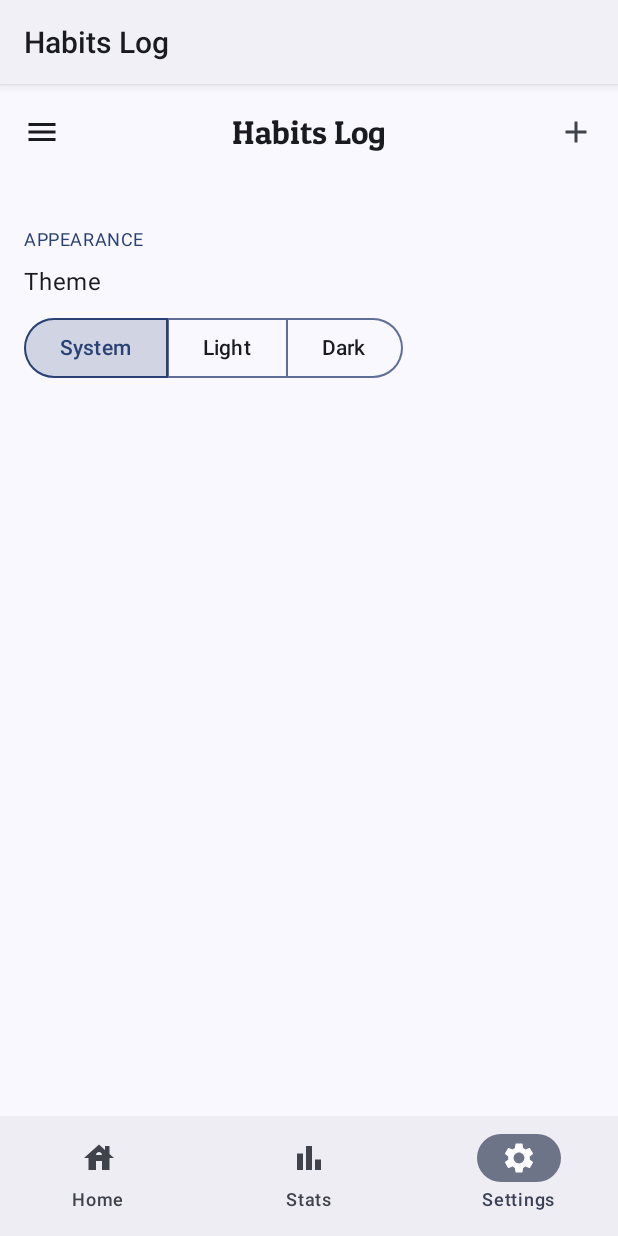
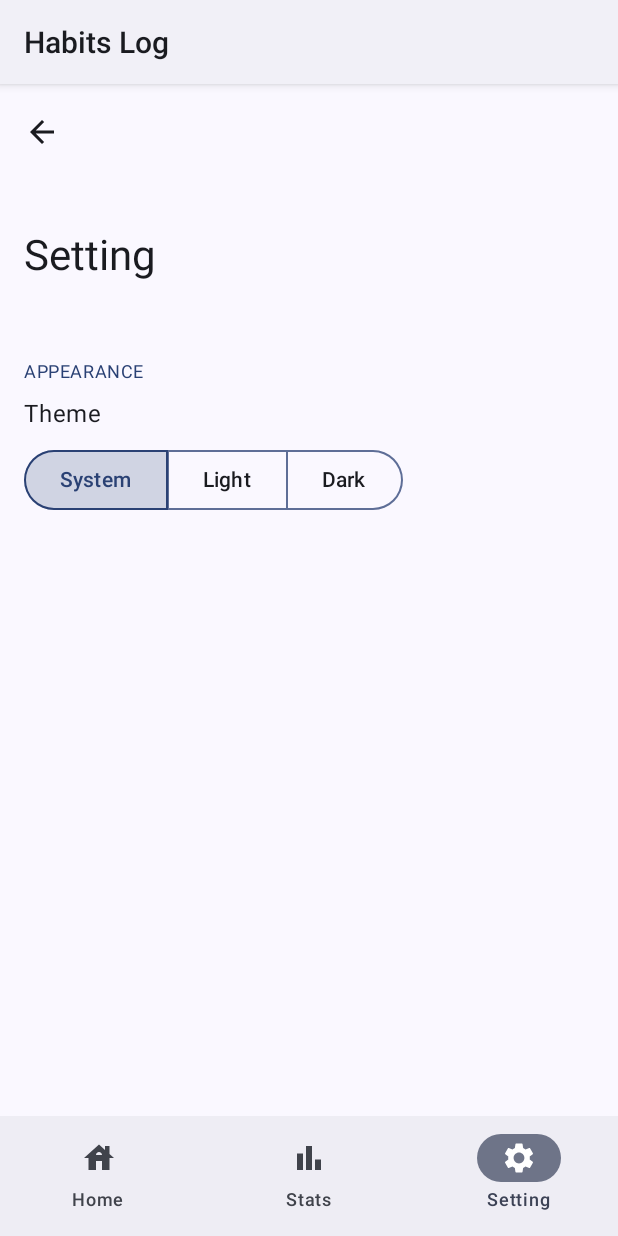
Before and after one commit to ShahzamanRai/HabitsLog, an Android app built with Jetpack Compose: the screen it shows after launch (MainActivity), item 3 of the bottom bar chosen, on a phone screen of 412 x 824 dp. Run offline under Robolectric (Android 15) with nearby library versions, the phone set to English and light mode, and no system bars; our stand-ins replace Dagger/Hilt's generated code, Room's generated code.

Commit message:
Changes in Structure

```diff
--- a/app/src/main/java/com/shahzaman/habitslog/habitFeature/presentation/MainActivity.kt
+++ b/app/src/main/java/com/shahzaman/habitslog/habitFeature/presentation/MainActivity.kt
@@ -7,25 +7,16 @@ import androidx.activity.viewModels
 import androidx.compose.foundation.isSystemInDarkTheme
 import androidx.compose.foundation.layout.fillMaxSize
 import androidx.compose.material3.MaterialTheme
-import androidx.compose.material3.Scaffold
 import androidx.compose.material3.Surface
-import androidx.compose.runtime.LaunchedEffect
 import androidx.compose.runtime.collectAsState
 import androidx.compose.runtime.getValue
-import androidx.compose.runtime.mutableStateOf
-import androidx.compose.runtime.saveable.rememberSaveable
-import androidx.compose.runtime.setValue
 import androidx.compose.ui.Modifier
 import androidx.core.splashscreen.SplashScreen.Companion.installSplashScreen
 import androidx.lifecycle.viewmodel.compose.viewModel
-import androidx.navigation.NavHostController
-import androidx.navigation.compose.rememberNavController
 import com.shahzaman.habitslog.habitFeature.data.database.HabitDatabase
 import com.shahzaman.habitslog.habitFeature.presentation.components.AddHabitSheet
-import com.shahzaman.habitslog.habitFeature.presentation.components.Header
-import com.shahzaman.habitslog.habitFeature.presentation.components.MyNavigationBar
+import com.shahzaman.habitslog.habitFeature.presentation.navigation.NavContainer
 import com.shahzaman.habitslog.habitFeature.presentation.navigation.NavRoutes
-import com.shahzaman.habitslog.habitFeature.presentation.navigation.SetupNavGraph
 import com.shahzaman.habitslog.habitFeature.presentation.ui.theme.HabitsLogTheme
 import dagger.hilt.android.AndroidEntryPoint
 import javax.inject.Inject
@@ -38,12 +29,9 @@ class MainActivity : ComponentActivity() {
     private val viewModel: HabitViewModel by viewModels()
 
     override fun onCreate(savedInstanceState: Bundle?) {
-        lateinit var navController: NavHostController
-
         super.onCreate(savedInstanceState)
         setContent {
             val settingsModel: SettingsViewModel = viewModel()
-
             HabitsLogTheme(
                 darkTheme = when (settingsModel.themeMode) {
                     "system" -> isSystemInDarkTheme()
@@ -51,54 +39,22 @@ class MainActivity : ComponentActivity() {
                 }
             ) {
                 installSplashScreen()
-                navController = rememberNavController()
                 val state by viewModel.state.collectAsState()
-                var selectedItem by rememberSaveable { mutableStateOf(0) }
-                LaunchedEffect(selectedItem) {
-                    val selectedScreen = when (selectedItem) {
-                        0 -> NavRoutes.Home.route
-                        1 -> NavRoutes.Stat.route
-                        2 -> NavRoutes.Setting.route
-                        else -> NavRoutes.Home.route
-                    }
-                    navController.navigate(selectedScreen) {
-                        navController.popBackStack()
-                    }
-                }
                 Surface(
-                    modifier = Modifier
-                        .fillMaxSize(),
+                    modifier = Modifier.fillMaxSize(),
                     color = MaterialTheme.colorScheme.background
                 ) {
-                    Scaffold(
-                        modifier = Modifier.fillMaxSize(),
-                        topBar = {
-                            Header(
-                                onEvent = viewModel::onEvent
-                            )
-                        },
-                        bottomBar = {
-                            MyNavigationBar(
-                                selectedItem = selectedItem
-                            ) { index ->
-                                selectedItem = index
-                            }
-                        }
-                    ) { paddingValues ->
-                        SetupNavGraph(
-                            navHostController = navController, paddingValues = paddingValues,
-                            state = state,
-                            onEvent = viewModel::onEvent,
-                            context = baseContext,
-                            viewModel = settingsModel
-                        )
-                        if (state.isAddingHabit) {
-                            AddHabitSheet(
-                                state = state, onEvent = viewModel::onEvent
-                            )
-                        }
+                    NavContainer(
+                        settingsModel,
+                        NavRoutes.Home,
+                        state = state,
+                        viewModel = viewModel,
+                        baseContext = baseContext,
+                        onEvent = viewModel::onEvent
+                    )
+                    if (state.isAddingHabit) {
+                        AddHabitSheet(state = state, onEvent = viewModel::onEvent)
                     }
-
                 }
             }
         }
--- a/app/src/main/java/com/shahzaman/habitslog/habitFeature/presentation/components/AddHabitSheet.kt
+++ b/app/src/main/java/com/shahzaman/habitslog/habitFeature/presentation/components/AddHabitSheet.kt
@@ -46,7 +46,6 @@ fun AddHabitSheet(
                 .wrapContentHeight(),
             shape = MaterialTheme.shapes.large,
             tonalElevation = AlertDialogDefaults.TonalElevation
-
         ) {
             Column(
                 modifier = Modifier
--- a/app/src/main/java/com/shahzaman/habitslog/habitFeature/presentation/components/NavigationBar.kt
+++ /dev/null
@@ -1,37 +0,0 @@
-package com.shahzaman.habitslog.habitFeature.presentation.components
-
-import androidx.compose.material3.Icon
-import androidx.compose.material3.NavigationBar
-import androidx.compose.material3.NavigationBarItem
-import androidx.compose.material3.Text
-import androidx.compose.runtime.Composable
-import androidx.compose.ui.res.painterResource
-import com.shahzaman.habitslog.R
-
-@Composable
-fun MyNavigationBar(
-    selectedItem: Int,
-    onNavigationItemClicked: (Int) -> Unit
-) {
-    val items = listOf(
-        NavigationBarItemData("Home", R.drawable.ic_house),
-        NavigationBarItemData("Stats", R.drawable.bar_chart),
-        NavigationBarItemData("Settings", R.drawable.baseline_settings_24)
-    )
-
-    NavigationBar {
-        items.forEachIndexed { index, item ->
-            NavigationBarItem(
-                icon = { Icon(painterResource(item.selectedIcon), contentDescription = item.label) },
-                label = { Text(item.label) },
-                selected = selectedItem == index,
-                onClick = { onNavigationItemClicked(index) }
-            )
-        }
-    }
-}
-
-data class NavigationBarItemData(
-    val label: String,
-    val selectedIcon: Int
-)
--- a/app/src/main/java/com/shahzaman/habitslog/habitFeature/presentation/components/TopAppBar.kt
+++ /dev/null
@@ -1,51 +0,0 @@
-package com.shahzaman.habitslog.habitFeature.presentation.components
-
-import androidx.compose.material.icons.Icons
-import androidx.compose.material.icons.filled.Add
-import androidx.compose.material.icons.filled.Menu
-import androidx.compose.material3.CenterAlignedTopAppBar
-import androidx.compose.material3.ExperimentalMaterial3Api
-import androidx.compose.material3.Icon
-import androidx.compose.material3.IconButton
-import androidx.compose.material3.MaterialTheme
-import androidx.compose.material3.Text
-import androidx.compose.material3.TopAppBarScrollBehavior
-import androidx.compose.runtime.Composable
-import androidx.compose.ui.res.stringResource
-import com.shahzaman.habitslog.R
-import com.shahzaman.habitslog.habitFeature.presentation.HabitEvent
-import com.shahzaman.habitslog.habitFeature.presentation.HabitState
-import com.shahzaman.habitslog.habitFeature.presentation.ui.theme.Patua_One
-
-@OptIn(ExperimentalMaterial3Api::class)
-@Composable
-fun Header(
-    onEvent: (HabitEvent) -> Unit,
-) {
-    CenterAlignedTopAppBar(
-        title = {
-            Text(
-                text = stringResource(R.string.app_name),
-                style = MaterialTheme.typography.titleLarge.copy(
-                    fontFamily = Patua_One
-                )
-            )
-        },
-        navigationIcon = {
-            IconButton(onClick = { /* doSomething() */ }) {
-                Icon(
-                    imageVector = Icons.Filled.Menu,
-                    contentDescription = "Menu"
-                )
-            }
-        },
-        actions = {
-            IconButton(onClick = { onEvent(HabitEvent.ShowDialog) }) {
-                Icon(
-                    imageVector = Icons.Filled.Add,
-                    contentDescription = "Add habit",
-                )
-            }
-        }
-    )
-}
--- a/app/src/main/java/com/shahzaman/habitslog/habitFeature/presentation/navigation/NavContainer.kt
+++ b/app/src/main/java/com/shahzaman/habitslog/habitFeature/presentation/navigation/NavContainer.kt
@@ -3,25 +3,30 @@ package com.shahzaman.habitslog.habitFeature.presentation.navigation
 import android.content.Context
 import androidx.activity.addCallback
 import androidx.compose.animation.Crossfade
-import androidx.compose.foundation.layout.Box
+import androidx.compose.foundation.layout.Column
 import androidx.compose.foundation.layout.padding
 import androidx.compose.material.icons.Icons
 import androidx.compose.material.icons.filled.Add
 import androidx.compose.material.icons.filled.ArrowBack
+import androidx.compose.material.icons.filled.Menu
 import androidx.compose.material3.*
 import androidx.compose.runtime.*
 import androidx.compose.ui.Modifier
 import androidx.compose.ui.input.nestedscroll.nestedScroll
 import androidx.compose.ui.platform.LocalContext
+import androidx.compose.ui.res.painterResource
 import androidx.compose.ui.res.stringResource
 import androidx.compose.ui.unit.dp
 import androidx.navigation.NavController
 import androidx.navigation.compose.rememberNavController
+import com.shahzaman.habitslog.R
+import com.shahzaman.habitslog.habitFeature.presentation.HabitEvent
 import com.shahzaman.habitslog.habitFeature.presentation.HabitState
 import com.shahzaman.habitslog.habitFeature.presentation.HabitViewModel
 import com.shahzaman.habitslog.habitFeature.presentation.MainActivity
 import com.shahzaman.habitslog.habitFeature.presentation.SettingsViewModel
 import com.shahzaman.habitslog.habitFeature.presentation.components.ClickableIcon
+import com.shahzaman.habitslog.habitFeature.presentation.ui.theme.Patua_One
 
 @OptIn(ExperimentalMaterial3Api::class)
 @Composable
@@ -30,7 +35,8 @@ fun NavContainer(
     initialTab: NavRoutes,
     state: HabitState,
     viewModel: HabitViewModel,
-    baseContext: Context
+    baseContext: Context,
+    onEvent: (HabitEvent) -> Unit,
 ) {
     val context = LocalContext.current
 
@@ -40,7 +46,6 @@ fun NavContainer(
         NavRoutes.Stat,
         NavRoutes.Setting,
     )
-    val navRoutes = bottomNavItems + NavRoutes.AddHabit
 
     var selectedRoute by remember {
         mutableStateOf(initialTab)
@@ -48,15 +53,14 @@ fun NavContainer(
     LaunchedEffect(Unit) {
         val activity = context as MainActivity
         activity.onBackPressedDispatcher.addCallback {
-            if (selectedRoute != NavRoutes.AddHabit) activity.finish()
-            else navController.popBackStack()
+            navController.popBackStack()
         }
     }
 
     // listen for destination changes (e.g. back presses)
     DisposableEffect(Unit) {
         val listener = NavController.OnDestinationChangedListener { _, destination, _ ->
-            navRoutes.firstOrNull { it.route == destination.route }
+            bottomNavItems.firstOrNull { it.route == destination.route }
                 ?.let { selectedRoute = it }
         }
         navController.addOnDestinationChangedListener(listener)
@@ -66,13 +70,13 @@ fun NavContainer(
         }
     }
 
+
     val scrollBehavior = TopAppBarDefaults.exitUntilCollapsedScrollBehavior(
         rememberTopAppBarState()
     )
-
     Scaffold(
         modifier = when (selectedRoute) {
-            NavRoutes.AddHabit ->
+            NavRoutes.Setting ->
                 Modifier
                     .nestedScroll(scrollBehavior.nestedScrollConnection)
 
@@ -81,7 +85,7 @@ fun NavContainer(
         topBar = {
             Crossfade(selectedRoute, label = "") { navRoute ->
                 when (navRoute) {
-                    NavRoutes.AddHabit -> LargeTopAppBar(
+                    NavRoutes.Setting -> LargeTopAppBar(
                         title = {
                             Text(stringResource(selectedRoute.stringRes))
                         },
@@ -93,13 +97,29 @@ fun NavContainer(
                         scrollBehavior = scrollBehavior
                     )
 
-                    else -> TopAppBar(
+                    else -> CenterAlignedTopAppBar(
                         title = {
-                            Text(stringResource(selectedRoute.stringRes))
+                            Text(
+                                text = stringResource(R.string.app_name),
+                                style = MaterialTheme.typography.titleLarge.copy(
+                                    fontFamily = Patua_One
+                                )
+                            )
+                        },
+                        navigationIcon = {
+                            IconButton(onClick = { /* doSomething() */ }) {
+                                Icon(
+                                    imageVector = Icons.Filled.Menu,
+                                    contentDescription = "Menu"
+                                )
+                            }
                         },
                         actions = {
-                            ClickableIcon(imageVector = Icons.Default.Add) {
-                                navController.navigate(NavRoutes.AddHabit.route)
+                            IconButton(onClick = { onEvent(HabitEvent.ShowDialog) }) {
+                                Icon(
+                                    imageVector = Icons.Filled.Add,
+                                    contentDescription = "Add habit",
+                                )
                             }
                         }
                     )
@@ -117,7 +137,7 @@ fun NavContainer(
                         },
                         icon = {
                             Icon(
-                                imageVector = Icons.Default.Add, "Add habit"
+                                painter = painterResource(id = it.icon), "Add habit"
                             )
                         },
                         selected = it == selectedRoute,
@@ -130,11 +150,12 @@ fun NavContainer(
             }
         }
     ) { paddingValues ->
-        Box(
-            modifier = Modifier.padding(paddingValues)
+        Column(
+            modifier = Modifier
+                .padding(paddingValues)
         ) {
-            SetupNavGraph(
-                navHostController = navController, paddingValues = paddingValues,
+            SetupNavHost(
+                navHostController = navController,
                 state = state,
                 onEvent = viewModel::onEvent,
                 context = baseContext,
--- a/app/src/main/java/com/shahzaman/habitslog/habitFeature/presentation/navigation/NavGraph.kt
+++ b/app/src/main/java/com/shahzaman/habitslog/habitFeature/presentation/navigation/NavHost.kt
@@ -1,7 +1,6 @@
 package com.shahzaman.habitslog.habitFeature.presentation.navigation
 
 import android.content.Context
-import androidx.compose.foundation.layout.PaddingValues
 import androidx.compose.runtime.Composable
 import androidx.navigation.NavHostController
 import androidx.navigation.compose.NavHost
@@ -15,9 +14,8 @@ import com.shahzaman.habitslog.habitFeature.presentation.screens.SettingScreen
 import com.shahzaman.habitslog.habitFeature.presentation.screens.StatScreen
 
 @Composable
-fun SetupNavGraph(
+fun SetupNavHost(
     navHostController: NavHostController,
-    paddingValues: PaddingValues,
     state: HabitState,
     onEvent: (HabitEvent) -> Unit,
     context: Context,
@@ -27,7 +25,6 @@ fun SetupNavGraph(
         composable(route = NavRoutes.Home.route)
         {
             HomeScreen(
-                paddingValues = paddingValues,
                 state = state,
                 onEvent = onEvent,
                 context = context
@@ -37,23 +34,14 @@ fun SetupNavGraph(
         composable(
             route = NavRoutes.Stat.route
         ) {
-            StatScreen(paddingValues = paddingValues)
+            StatScreen()
         }
 
         composable(
             route = NavRoutes.Setting.route
         ) {
             SettingScreen(
-                paddingValues = paddingValues,
                 settingsModel = viewModel
-            )
-        }
-
-        composable(route = NavRoutes.AddHabit.route)
-        {
-            AddHabitSheet(
-                state = state,
-                onEvent = onEvent,
             )
         }
     }
--- a/app/src/main/java/com/shahzaman/habitslog/habitFeature/presentation/navigation/NavRoutes.kt
+++ b/app/src/main/java/com/shahzaman/habitslog/habitFeature/presentation/navigation/NavRoutes.kt
@@ -26,7 +26,4 @@ sealed class NavRoutes(
         stringRes = R.string.setting,
         icon = R.drawable.baseline_settings_24
     )
-
-    object AddHabit :
-        NavRoutes(route = "add_habit", , stringRes = R.string.addHabit, icon = R.drawable.ic_house)
 }
--- a/app/src/main/java/com/shahzaman/habitslog/habitFeature/presentation/screens/HomeScreen.kt
+++ b/app/src/main/java/com/shahzaman/habitslog/habitFeature/presentation/screens/HomeScreen.kt
@@ -2,7 +2,6 @@ package com.shahzaman.habitslog.habitFeature.presentation.screens
 
 import android.content.Context
 import androidx.compose.foundation.layout.Column
-import androidx.compose.foundation.layout.PaddingValues
 import androidx.compose.foundation.layout.padding
 import androidx.compose.foundation.lazy.LazyColumn
 import androidx.compose.foundation.lazy.items
@@ -24,14 +23,12 @@ import kotlinx.coroutines.delay
 
 @Composable
 fun HomeScreen(
-    paddingValues: PaddingValues,
     state: HabitState,
     onEvent: (HabitEvent) -> Unit,
     context: Context,
 ) {
     Column(
         modifier = Modifier
-            .padding(paddingValues)
     ) {
         var totalHabits by remember {
             mutableStateOf(0)
--- a/app/src/main/java/com/shahzaman/habitslog/habitFeature/presentation/screens/SettingScreen.kt
+++ b/app/src/main/java/com/shahzaman/habitslog/habitFeature/presentation/screens/SettingScreen.kt
@@ -1,10 +1,10 @@
 package com.shahzaman.habitslog.habitFeature.presentation.screens
 
 import androidx.compose.foundation.layout.Column
-import androidx.compose.foundation.layout.PaddingValues
 import androidx.compose.foundation.layout.fillMaxSize
 import androidx.compose.foundation.layout.padding
-import androidx.compose.material3.MaterialTheme
+import androidx.compose.foundation.rememberScrollState
+import androidx.compose.foundation.verticalScroll
 import androidx.compose.material3.Surface
 import androidx.compose.runtime.Composable
 import androidx.compose.ui.Modifier
@@ -19,14 +19,12 @@ import com.shahzaman.habitslog.habitFeature.presentation.components.SettingsCate
 
 @Composable
 fun SettingScreen(
-    paddingValues: PaddingValues,
     settingsModel: SettingsViewModel
 ) {
     Surface(
         modifier = Modifier
             .fillMaxSize()
-            .padding(paddingValues),
-        color = MaterialTheme.colorScheme.background
+            .verticalScroll(rememberScrollState()),
     ) {
         Column(modifier = Modifier.padding(16.dp)) {
             SettingsCategory(stringResource(R.string.appearance))
--- a/app/src/main/java/com/shahzaman/habitslog/habitFeature/presentation/screens/StatScreen.kt
+++ b/app/src/main/java/com/shahzaman/habitslog/habitFeature/presentation/screens/StatScreen.kt
@@ -1,17 +1,14 @@
 package com.shahzaman.habitslog.habitFeature.presentation.screens
 
 import androidx.compose.foundation.layout.Column
-import androidx.compose.foundation.layout.PaddingValues
-import androidx.compose.foundation.layout.padding
 import androidx.compose.material3.Text
 import androidx.compose.runtime.Composable
 import androidx.compose.ui.Modifier
 
 @Composable
 fun StatScreen(
-    paddingValues: PaddingValues
 ) {
-    Column(modifier = Modifier.padding(paddingValues)) {
+    Column(modifier = Modifier) {
         Text(text = "Stat Screen")
     }
 }
--- a/app/src/main/java/com/shahzaman/habitslog/habitFeature/presentation/ui/theme/Type.kt
+++ b/app/src/main/java/com/shahzaman/habitslog/habitFeature/presentation/ui/theme/Type.kt
@@ -1,8 +1,11 @@
 package com.shahzaman.habitslog.habitFeature.presentation.ui.theme
 
 import androidx.compose.material3.Typography
+import androidx.compose.ui.text.TextStyle
 import androidx.compose.ui.text.font.Font
 import androidx.compose.ui.text.font.FontFamily
+import androidx.compose.ui.text.font.FontWeight
+import androidx.compose.ui.unit.sp
 import com.shahzaman.habitslog.R
 
 val Patua_One = FontFamily(
@@ -10,4 +13,12 @@ val Patua_One = FontFamily(
 )
 
 // Set of Material typography styles to start with
-val Typography = Typography()
+val Typography = Typography(
+    bodyLarge = TextStyle(
+        fontFamily = FontFamily.Default,
+        fontWeight = FontWeight.Normal,
+        fontSize = 16.sp,
+        lineHeight = 24.sp,
+        letterSpacing = 0.5.sp
+    )
+)
```
